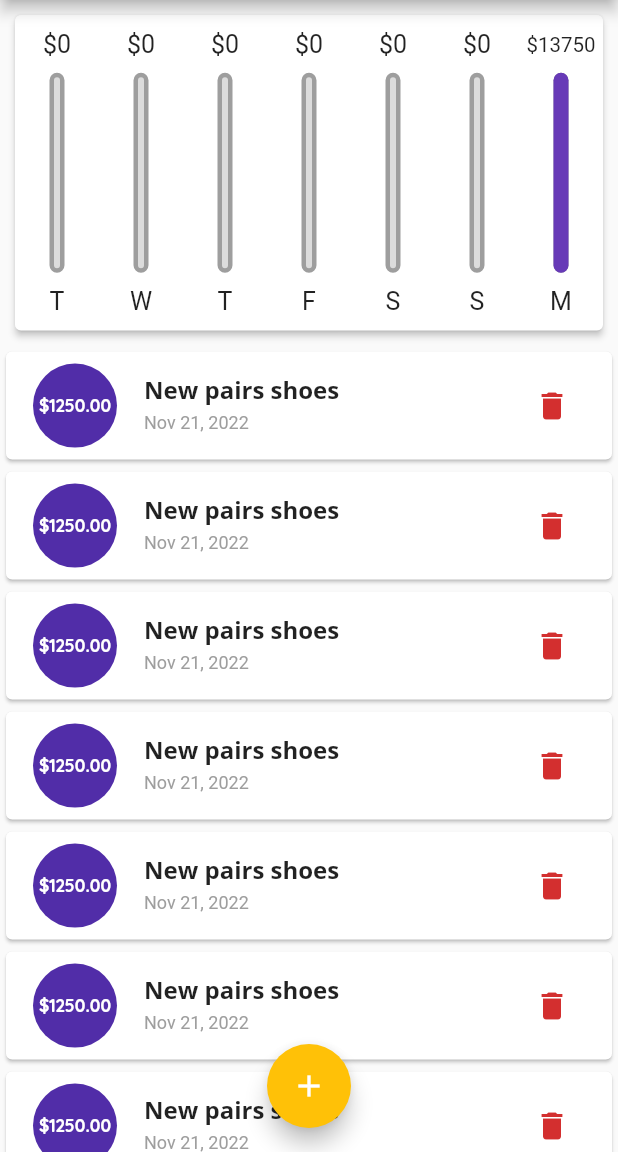
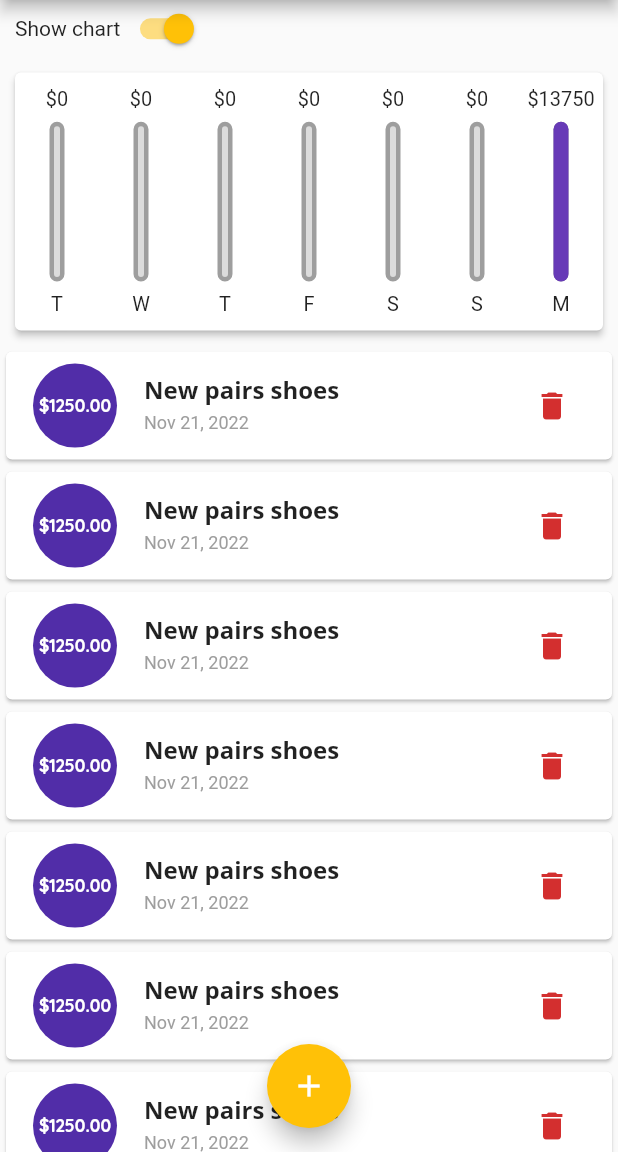
Before and after one commit to manuelwils/expense_tracker, a Flutter app: the screen it shows after launch, on a phone screen of 412 x 824 dp, the part 84-1236 px from its top. Run offline on Flutter 3.47's test engine with Material 2 defaults, Android fonts, the phone set to English and light mode, and no system bars.

Commit message:
improved ui

```diff
--- a/lib/main.dart
+++ b/lib/main.dart
@@ -6,7 +6,13 @@ import './widgets/chart.dart';
 import './widgets/transaction_list.dart';
 import './widgets/no_item.dart';
 
-void main() => runApp(const MyApp());
+void main() {
+  // WidgetsFlutterBinding.ensureInitialized();
+  // SystemChrome.setPreferredOrientations(
+  //   [DeviceOrientation.portraitUp, DeviceOrientation.portraitDown],
+  // );
+  runApp(const MyApp());
+}
 
 class MyApp extends StatelessWidget {
   const MyApp({Key? key}) : super(key: key);
@@ -161,11 +167,14 @@ class _MyHomePageState extends State<MyHomePage> {
     );
   }
 
+  bool isSwitched = true;
+
   @override
   Widget build(BuildContext context) {
+    print('is switched: ' + isSwitched.toString());
     var appBar = AppBar(
       title: const Text('Expense Tracker'),
-      actions: [
+      actions: <Widget>[
         IconButton(
           onPressed: () => _startAddNewTransaction(context),
           icon: const Icon(Icons.add),
@@ -176,18 +185,52 @@ class _MyHomePageState extends State<MyHomePage> {
       appBar: appBar,
       body: Column(
         crossAxisAlignment: CrossAxisAlignment.center,
-        children: [
-          SizedBox(
+        children: <Widget>[
+          Container(
             height: (MediaQuery.of(context).size.height -
                     appBar.preferredSize.height -
                     MediaQuery.of(context).viewPadding.top) *
                 (MediaQuery.of(context).orientation == Orientation.portrait
-                    ? 0.3
-                    : 0.5),
-            child: Chart(_recentTransactions),
+                    ? 0.05
+                    : 0.10),
+            padding: EdgeInsets.symmetric(vertical: 2, horizontal: 10),
+            child: Row(
+              children: <Widget>[
+                Text('Show chart'),
+                Switch(
+                  value: isSwitched,
+                  onChanged: (status) {
+                    setState(() {
+                      isSwitched = status;
+                    });
+                  },
+                )
+              ],
+            ),
           ),
+          isSwitched
+              ? SizedBox(
+                  height: (MediaQuery.of(context).size.height -
+                          appBar.preferredSize.height -
+                          MediaQuery.of(context).viewPadding.top) *
+                      (MediaQuery.of(context).orientation ==
+                              Orientation.portrait
+                          ? 0.25
+                          : 0.40),
+                  child: Chart(_recentTransactions),
+                )
+              : Row(),
           _userTransactions.isEmpty
-              ? noItemToShow(context)
+              ? SizedBox(
+                  height: (MediaQuery.of(context).size.height -
+                          appBar.preferredSize.height -
+                          MediaQuery.of(context).viewPadding.top) *
+                      (MediaQuery.of(context).orientation ==
+                              Orientation.portrait
+                          ? 0.7
+                          : 0.5),
+                  child: noItemToShow(context),
+                )
               : SizedBox(
                   height: (MediaQuery.of(context).size.height -
                           appBar.preferredSize.height -
--- a/lib/widgets/chart_bars.dart
+++ b/lib/widgets/chart_bars.dart
@@ -11,7 +11,7 @@ class ChartBar extends StatelessWidget {
   Widget build(BuildContext context) {
     return LayoutBuilder(builder: (context, constraints) {
       return Column(
-        children: [
+        children: <Widget>[
           SizedBox(
             height: constraints.maxHeight * 0.10,
             child: FittedBox(
@@ -27,7 +27,7 @@ class ChartBar extends StatelessWidget {
             height: constraints.maxHeight * 0.70,
             width: 10,
             child: Stack(
-              children: [
+              children: <Widget>[
                 Container(
                   decoration: BoxDecoration(
                     border: Border.all(
```
Also changed, not shown: lib/widgets/no_item.dart (+10 -5 lines).
